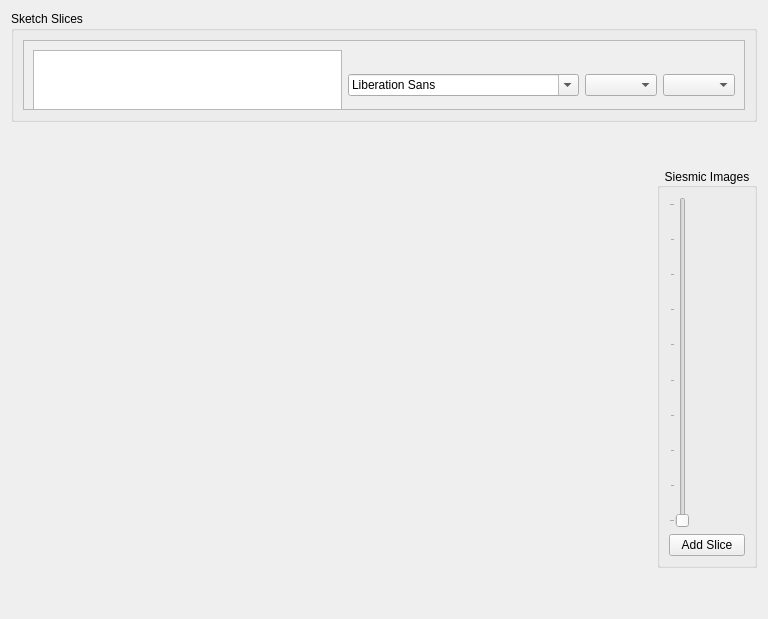
This is src/Apps/SBIM/View/SeismicWindow.ui in jdms/rrm as Qt 5 draws it before an edit. The edited form follows.
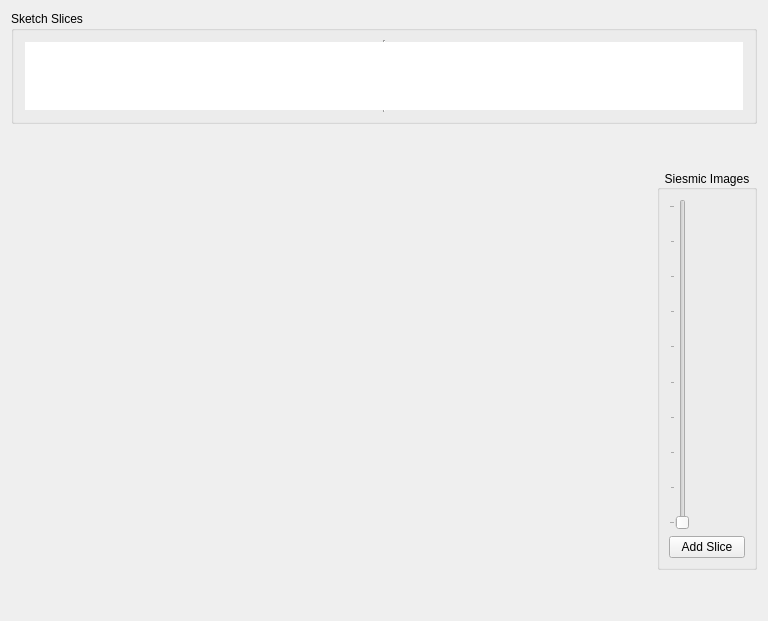
This is the edited form.

Commit message: Using QListWidgetItem instead a list of QLabels. Modifing the the intersetionPolygonCurve2D to to return the index of the inserted points

Diff of the .ui file:
```diff
--- a/src/Apps/SBIM/View/SeismicWindow.ui
+++ b/src/Apps/SBIM/View/SeismicWindow.ui
@@ -36,37 +36,28 @@
      </property>
      <layout class="QHBoxLayout" name="horizontalLayout">
       <item>
-       <widget class="QScrollArea" name="scrollArea_Slice_Image_Preview">
-        <property name="verticalScrollBarPolicy">
-         <enum>Qt::ScrollBarAlwaysOff</enum>
+       <widget class="QListWidget" name="listView">
+        <property name="frameShape">
+         <enum>QFrame::VLine</enum>
         </property>
-        <property name="widgetResizable">
-         <bool>true</bool>
+        <property name="iconSize">
+         <size>
+          <width>55</width>
+          <height>55</height>
+         </size>
         </property>
-        <widget class="QWidget" name="scrollAreaWidgetContents">
-         <property name="geometry">
-          <rect>
-           <x>0</x>
-           <y>0</y>
-           <width>722</width>
-           <height>88</height>
-          </rect>
-         </property>
-         <layout class="QHBoxLayout" name="layout_slice_image_preview_">
-          <item>
-           <widget class="QListWidget" name="listWidget"/>
-          </item>
-          <item>
-           <widget class="QFontComboBox" name="fontComboBox"/>
-          </item>
-          <item>
-           <widget class="QComboBox" name="comboBox_2"/>
-          </item>
-          <item>
-           <widget class="QComboBox" name="comboBox"/>
-          </item>
-         </layout>
-        </widget>
+        <property name="movement">
+         <enum>QListView::Static</enum>
+        </property>
+        <property name="resizeMode">
+         <enum>QListView::Adjust</enum>
+        </property>
+        <property name="viewMode">
+         <enum>QListView::IconMode</enum>
+        </property>
+        <property name="modelColumn">
+         <number>0</number>
+        </property>
        </widget>
       </item>
      </layout>
```
Left out of the diff: 3 changed lines with no effect on the pictures. The commit also changes 20 other files.
